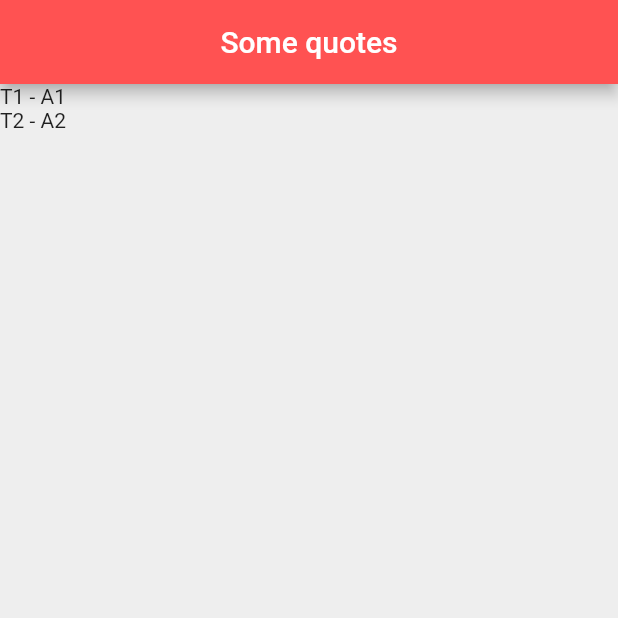
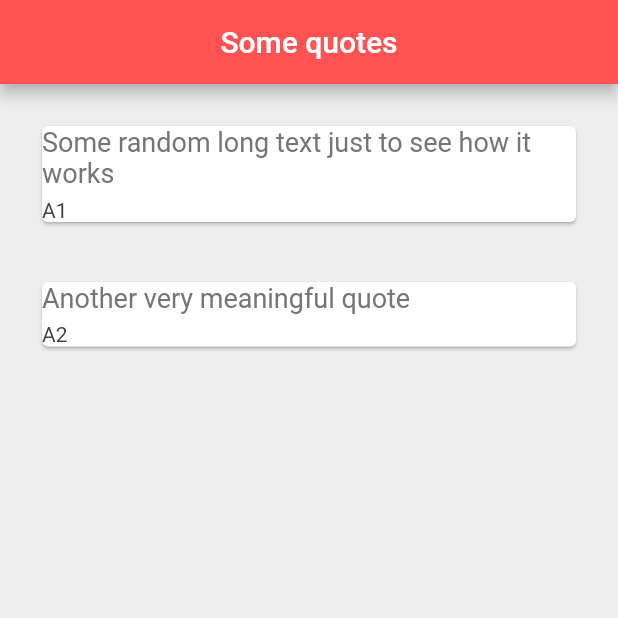
Before and after one commit to hi-ilkin/LearningFlutter, a Flutter app: the screen it shows after launch, on a phone screen of 412 x 824 dp, the top half of it. Run offline on Flutter 3.47's test engine with Material 2 defaults, Android fonts, the phone set to English and light mode, and no system bars.

Commit message:
#19 - external function to create card style

```diff
--- a/lib/main.dart
+++ b/lib/main.dart
@@ -1,3 +1,5 @@
+import 'dart:ui';
+
 import 'package:flutter/material.dart';
 import 'quote.dart';
 
@@ -12,9 +14,31 @@ class QuoteList extends StatefulWidget {
 
 class _QuoteListState extends State<QuoteList> {
   List<Quote> quotes = [
-    Quote(author: 'A1', text: 'T1'),
-    Quote(author: 'A2', text: 'T2')
+    Quote(author: 'A1', text: 'Some random long text just to see how it works'),
+    Quote(author: 'A2', text: 'Another very meaningful quote')
   ];
+
+  Widget quoteTemplate(quote) {
+    return Padding(
+      padding: const EdgeInsets.all(12.0),
+      child: Card(
+          margin: EdgeInsets.fromLTRB(16.0, 16.0, 16.0, 0.0),
+          child: (Column(
+            crossAxisAlignment: CrossAxisAlignment.stretch,
+            children: <Widget>[
+              Text(
+                quote.text,
+                style: TextStyle(fontSize: 18.0, color: Colors.grey[600]),
+              ),
+              SizedBox(height: 6.0),
+              Text(
+                quote.author,
+                style: TextStyle(fontSize: 14.0, color: Colors.grey[800]),
+              )
+            ],
+          ))),
+    );
+  }
 
   @override
   Widget build(BuildContext context) {
@@ -26,7 +50,7 @@ class _QuoteListState extends State<QuoteList> {
           backgroundColor: Colors.redAccent,
         ),
         body: Column(
-          children: quotes.map((quote) => Text('${quote.text} - ${quote.author}')).toList(),
+          children: quotes.map((quote) => quoteTemplate(quote)).toList(),
         ));
   }
 }
```
